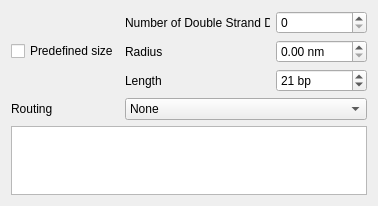
Before: the Qt Designer form AdenitaCoreSE/form/SENanotubeCreatorEditorGUI.ui in 1A-OneAngstrom/Adenita, drawn with Qt 5.
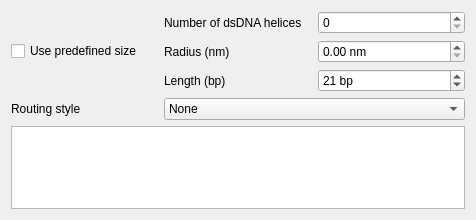
After: the same form once the commit is applied.

Commit message:
Improve Adenita editor UI help text
Clarifies labels and contextual help across Adenita editor property widgets and settings. Adds a visible target-base selector for nucleotide mutation, consistent Connect sequence control states, and hides inactive Twister reset controls.

Simplify: remove setHelp

Minor changes in editors UI

Improvements in editors UIs

```diff
--- a/AdenitaCoreSE/form/SENanotubeCreatorEditorGUI.ui
+++ b/AdenitaCoreSE/form/SENanotubeCreatorEditorGUI.ui
@@ -6,20 +6,20 @@
    <rect>
     <x>0</x>
     <y>0</y>
-    <width>378</width>
-    <height>206</height>
+    <width>476</width>
+    <height>220</height>
    </rect>
   </property>
   <property name="minimumSize">
    <size>
-    <width>280</width>
-    <height>177</height>
+    <width>400</width>
+    <height>220</height>
    </size>
   </property>
   <property name="maximumSize">
    <size>
-    <width>460</width>
-    <height>212</height>
+    <width>500</width>
+    <height>260</height>
    </size>
   </property>
   <property name="windowTitle">
@@ -31,14 +31,14 @@
      <item row="2" column="1">
       <widget class="QLabel" name="label_3">
        <property name="text">
-        <string>Length</string>
+        <string>Length (bp)</string>
        </property>
       </widget>
      </item>
      <item row="0" column="1">
       <widget class="QLabel" name="label_4">
        <property name="text">
-        <string>Number of Double Strand DNA</string>
+        <string>Number of dsDNA helices</string>
        </property>
       </widget>
      </item>
@@ -69,7 +69,7 @@
      <item row="3" column="0" rowspan="2">
       <widget class="QLabel" name="label">
        <property name="text">
-        <string>Routing</string>
+        <string>Routing style</string>
        </property>
       </widget>
      </item>
@@ -93,7 +93,7 @@
      <item row="1" column="1">
       <widget class="QLabel" name="label_2">
        <property name="text">
-        <string>Radius</string>
+        <string>Radius (nm)</string>
        </property>
       </widget>
      </item>
@@ -116,7 +116,7 @@
      <item row="0" column="0" rowspan="3">
       <widget class="QCheckBox" name="chkPredefined">
        <property name="text">
-        <string>Predefined size</string>
+        <string>Use predefined size</string>
        </property>
       </widget>
      </item>
```
The commit also changes 43 other files.
